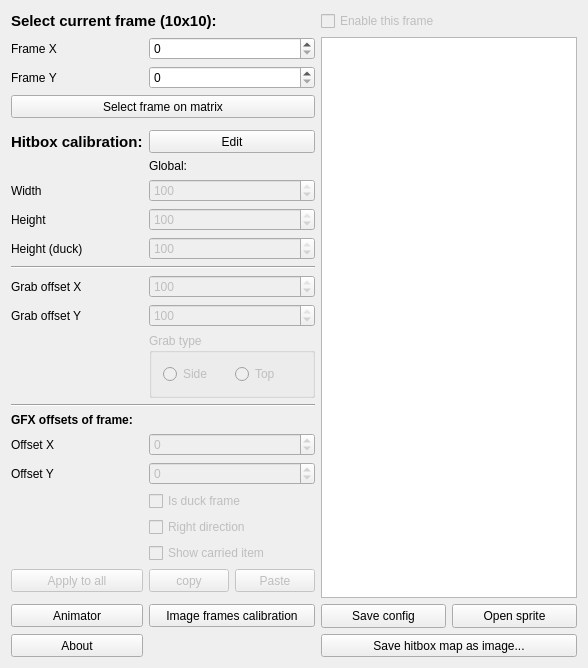
Before: the Qt Designer form PlayableCalibrator/calibrationmain.ui in WohlSoft/Moondust-Project, drawn with Qt 5.
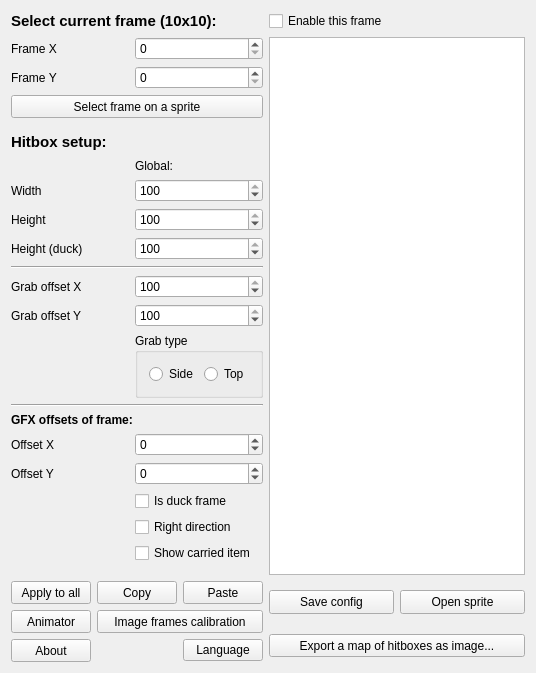
After: the same form once the commit is applied. Icons and pictures are not drawn.

What changed in the file:
```diff
--- a/PlayableCalibrator/calibrationmain.ui
+++ b/PlayableCalibrator/calibrationmain.ui
@@ -6,13 +6,13 @@
    <rect>
     <x>0</x>
     <y>0</y>
-    <width>629</width>
-    <height>615</height>
+    <width>560</width>
+    <height>696</height>
    </rect>
   </property>
   <property name="minimumSize">
    <size>
-    <width>629</width>
+    <width>560</width>
     <height>528</height>
    </size>
   </property>
@@ -23,26 +23,169 @@
    <iconset resource="_resources/images.qrc">
     <normaloff>:/images/Icon16.png</normaloff>:/images/Icon16.png</iconset>
   </property>
-  <layout class="QGridLayout" name="gridLayout" columnstretch="10,5,5,40,40">
+  <layout class="QGridLayout" name="gridLayout" columnstretch="10,0,0,0,0">
    <property name="sizeConstraint">
     <enum>QLayout::SetFixedSize</enum>
    </property>
-   <item row="11" column="1" colspan="2">
-    <widget class="QSpinBox" name="Height">
+   <item row="20" column="1" colspan="2">
+    <widget class="QSpinBox" name="OffsetY">
      <property name="enabled">
-      <bool>false</bool>
+      <bool>true</bool>
      </property>
      <property name="toolTip">
       <string>Nornal height of player's collision box (hitbox)</string>
      </property>
+     <property name="minimum">
+      <number>-100</number>
+     </property>
      <property name="maximum">
       <number>100</number>
      </property>
+    </widget>
+   </item>
+   <item row="15" column="1" colspan="2">
+    <widget class="QSpinBox" name="grabOffsetY">
+     <property name="enabled">
+      <bool>true</bool>
+     </property>
+     <property name="toolTip">
+      <string>Offset relative to middle of player's height</string>
+     </property>
+     <property name="minimum">
+      <number>-100</number>
+     </property>
+     <property name="maximum">
+      <number>100</number>
+     </property>
      <property name="value">
       <number>100</number>
      </property>
     </widget>
    </item>
+   <item row="4" column="3" rowspan="23" colspan="2">
+    <widget class="QGraphicsView" name="PreviewGraph"/>
+   </item>
+   <item row="12" column="1" colspan="2">
+    <widget class="QSpinBox" name="Height_duck">
+     <property name="enabled">
+      <bool>true</bool>
+     </property>
+     <property name="toolTip">
+      <string>Duck height of player's collision box (hitbox)</string>
+     </property>
+     <property name="maximum">
+      <number>100</number>
+     </property>
+     <property name="value">
+      <number>100</number>
+     </property>
+    </widget>
+   </item>
+   <item row="16" column="1" colspan="2">
+    <widget class="QGroupBox" name="grabType">
+     <property name="enabled">
+      <bool>true</bool>
+     </property>
+     <property name="title">
+      <string>Grab type</string>
+     </property>
+     <layout class="QGridLayout" name="gridLayout_2">
+      <item row="0" column="0">
+       <widget class="QRadioButton" name="grabSide">
+        <property name="text">
+         <string>Side</string>
+        </property>
+       </widget>
+      </item>
+      <item row="0" column="1">
+       <widget class="QRadioButton" name="grabTop">
+        <property name="text">
+         <string>Top</string>
+        </property>
+       </widget>
+      </item>
+     </layout>
+    </widget>
+   </item>
+   <item row="18" column="0" colspan="3">
+    <widget class="QLabel" name="label_9">
+     <property name="font">
+      <font>
+       <weight>75</weight>
+       <bold>true</bold>
+      </font>
+     </property>
+     <property name="text">
+      <string>GFX offsets of frame:</string>
+     </property>
+    </widget>
+   </item>
+   <item row="22" column="1" colspan="2">
+    <widget class="QCheckBox" name="isRightDirect">
+     <property name="enabled">
+      <bool>true</bool>
+     </property>
+     <property name="toolTip">
+      <string>If this flag enabled, grabbed item will be offset relative to the left side of the hitbox. Else grabbed item will be offset relative to the right side of the hitbox.</string>
+     </property>
+     <property name="text">
+      <string>Right direction</string>
+     </property>
+    </widget>
+   </item>
+   <item row="19" column="0">
+    <widget class="QLabel" name="label_3">
+     <property name="text">
+      <string>Offset X</string>
+     </property>
+    </widget>
+   </item>
+   <item row="0" column="3" colspan="2">
+    <widget class="QCheckBox" name="EnableFrame">
+     <property name="enabled">
+      <bool>true</bool>
+     </property>
+     <property name="minimumSize">
+      <size>
+       <width>237</width>
+       <height>0</height>
+      </size>
+     </property>
+     <property name="toolTip">
+      <string>Enabling this frame. If this frame disabled, it will not be saved into your config file.</string>
+     </property>
+     <property name="text">
+      <string>Enable this frame</string>
+     </property>
+    </widget>
+   </item>
+   <item row="17" column="0" colspan="3">
+    <widget class="Line" name="line_2">
+     <property name="orientation">
+      <enum>Qt::Horizontal</enum>
+     </property>
+    </widget>
+   </item>
+   <item row="12" column="0">
+    <widget class="QLabel" name="label_11">
+     <property name="text">
+      <string>Height (duck)</string>
+     </property>
+    </widget>
+   </item>
+   <item row="21" column="1" colspan="2">
+    <widget class="QCheckBox" name="isDuckFrame">
+     <property name="enabled">
+      <bool>true</bool>
+     </property>
+     <property name="toolTip">
+      <string>Apply duck height to this frame</string>
+     </property>
+     <property name="text">
+      <string>Is duck frame</string>
+     </property>
+    </widget>
+   </item>
    <item row="11" column="0">
     <widget class="QLabel" name="label">
      <property name="text">
@@ -50,10 +193,52 @@
      </property>
     </widget>
    </item>
+   <item row="15" column="0">
+    <widget class="QLabel" name="label_13">
+     <property name="text">
+      <string>Grab offset Y</string>
+     </property>
+    </widget>
+   </item>
+   <item row="13" column="0" colspan="3">
+    <widget class="Line" name="line">
+     <property name="orientation">
+      <enum>Qt::Horizontal</enum>
+     </property>
+    </widget>
+   </item>
+   <item row="5" column="1" colspan="2">
+    <widget class="QSpinBox" name="FrameY">
+     <property name="minimumSize">
+      <size>
+       <width>0</width>
+       <height>20</height>
+      </size>
+     </property>
+     <property name="maximum">
+      <number>9</number>
+     </property>
+    </widget>
+   </item>
+   <item row="0" column="0" colspan="3">
+    <widget class="QLabel" name="label_7">
+     <property name="font">
+      <font>
+       <family>Liberation Sans</family>
+       <pointsize>11</pointsize>
+       <weight>75</weight>
+       <bold>true</bold>
+      </font>
+     </property>
+     <property name="text">
+      <string>Select current frame (10x10):</string>
+     </property>
+    </widget>
+   </item>
    <item row="14" column="1" colspan="2">
     <widget class="QSpinBox" name="grabOffsetX">
      <property name="enabled">
-      <bool>false</bool>
+      <bool>true</bool>
      </property>
      <property name="toolTip">
       <string>Offset relative to player's back (don't forget to set left or right direction to define source side)</string>
@@ -69,6 +254,85 @@
      </property>
     </widget>
    </item>
+   <item row="4" column="0">
+    <widget class="QLabel" name="label_5">
+     <property name="text">
+      <string>Frame X</string>
+     </property>
+    </widget>
+   </item>
+   <item row="28" column="3" colspan="2">
+    <widget class="QPushButton" name="MakeTemplateB">
+     <property name="minimumSize">
+      <size>
+       <width>0</width>
+       <height>23</height>
+      </size>
+     </property>
+     <property name="toolTip">
+      <string>Useful for tests or sprites creation from the scratch</string>
+     </property>
+     <property name="text">
+      <string>Export a map of hitboxes as image...</string>
+     </property>
+    </widget>
+   </item>
+   <item row="27" column="4">
+    <widget class="QPushButton" name="OpenSprite">
+     <property name="minimumSize">
+      <size>
+       <width>0</width>
+       <height>24</height>
+      </size>
+     </property>
+     <property name="text">
+      <string>Open sprite</string>
+     </property>
+     <property name="icon">
+      <iconset resource="../Editor/_resources/editor.qrc">
+       <normaloff>:/images/open.png</normaloff>:/images/open.png</iconset>
+     </property>
+    </widget>
+   </item>
+   <item row="5" column="0">
+    <widget class="QLabel" name="label_6">
+     <property name="text">
+      <string>Frame Y</string>
+     </property>
+    </widget>
+   </item>
+   <item row="6" column="0" colspan="3">
+    <widget class="QPushButton" name="Matrix">
+     <property name="minimumSize">
+      <size>
+       <width>0</width>
+       <height>23</height>
+      </size>
+     </property>
+     <property name="toolTip">
+      <string>Interactive selection of frame</string>
+     </property>
+     <property name="text">
+      <string>Select frame on a sprite</string>
+     </property>
+    </widget>
+   </item>
+   <item row="24" column="0" colspan="3">
+    <spacer name="verticalSpacer">
+     <property name="orientation">
+      <enum>Qt::Vertical</enum>
+     </property>
+     <property name="sizeType">
+      <enum>QSizePolicy::MinimumExpanding</enum>
+     </property>
+     <property name="sizeHint" stdset="0">
+      <size>
+       <width>0</width>
+       <height>0</height>
+      </size>
+     </property>
+    </spacer>
+   </item>
    <item row="10" column="0">
     <widget class="QLabel" name="label_2">
      <property name="text">
@@ -76,29 +340,6 @@
      </property>
     </widget>
    </item>
-   <item row="10" column="1" colspan="2">
-    <widget class="QSpinBox" name="Width">
-     <property name="enabled">
-      <bool>false</bool>
-     </property>
-     <property name="toolTip">
-      <string>Width of player's collision box (hitbox)</string>
-     </property>
-     <property name="maximum">
-      <number>100</number>
-     </property>
-     <property name="value">
-      <number>100</number>
-     </property>
-    </widget>
-   </item>
-   <item row="15" column="0">
-    <widget class="QLabel" name="label_13">
-     <property name="text">
-      <string>Grab offset Y</string>
-     </property>
-    </widget>
-   </item>
    <item row="4" column="1" colspan="2">
     <widget class="QSpinBox" name="FrameX">
      <property name="minimumSize">
@@ -112,34 +353,6 @@
      </property>
     </widget>
    </item>
-   <item row="0" column="0" colspan="3">
-    <widget class="QLabel" name="label_7">
-     <property name="font">
-      <font>
-       <family>Liberation Sans</family>
-       <pointsize>11</pointsize>
-       <weight>75</weight>
-       <bold>true</bold>
-      </font>
-     </property>
-     <property name="text">
-      <string>Select current frame (10x10):</string>
-     </property>
-    </widget>
-   </item>
-   <item row="18" column="0" colspan="3">
-    <widget class="QLabel" name="label_9">
-     <property name="font">
-      <font>
-       <weight>75</weight>
-       <bold>true</bold>
-      </font>
-     </property>
-     <property name="text">
-      <string>GFX offsets of frame:</string>
-     </property>
-    </widget>
-   </item>
    <item row="14" column="0">
     <widget class="QLabel" name="label_12">
      <property name="text">
@@ -154,175 +367,10 @@
      </property>
     </widget>
    </item>
-   <item row="26" column="3">
-    <widget class="QPushButton" name="SaveConfigButton">
-     <property name="minimumSize">
-      <size>
-       <width>0</width>
-       <height>24</height>
-      </size>
-     </property>
-     <property name="text">
-      <string>Save config</string>
-     </property>
-     <property name="icon">
-      <iconset resource="_resources/images.qrc">
-       <normaloff>:/images/save.png</normaloff>:/images/save.png</iconset>
-     </property>
-    </widget>
-   </item>
-   <item row="17" column="0" colspan="3">
-    <widget class="Line" name="line_2">
-     <property name="orientation">
-      <enum>Qt::Horizontal</enum>
-     </property>
-    </widget>
-   </item>
-   <item row="13" column="0" colspan="3">
-    <widget class="Line" name="line">
-     <property name="orientation">
-      <enum>Qt::Horizontal</enum>
-     </property>
-    </widget>
-   </item>
-   <item row="27" column="0">
-    <widget class="QPushButton" name="AboutButton">
-     <property name="minimumSize">
-      <size>
-       <width>0</width>
-       <height>23</height>
-      </size>
-     </property>
-     <property name="text">
-      <string>About</string>
-     </property>
-    </widget>
-   </item>
-   <item row="0" column="3" colspan="2">
-    <widget class="QCheckBox" name="EnableFrame">
-     <property name="enabled">
-      <bool>false</bool>
-     </property>
-     <property name="minimumSize">
-      <size>
-       <width>237</width>
-       <height>0</height>
-      </size>
-     </property>
-     <property name="toolTip">
-      <string>Enabling this frame. If this frame disabled, it will not be saved into your config file.</string>
-     </property>
-     <property name="text">
-      <string>Enable this frame</string>
-     </property>
-    </widget>
-   </item>
-   <item row="22" column="1" colspan="2">
-    <widget class="QCheckBox" name="isRightDirect">
-     <property name="enabled">
-      <bool>false</bool>
-     </property>
-     <property name="toolTip">
-      <string>If this flag enabled, grabbed item will be offseted relative to left side of hitbox.
-Else grabbed item will be offseted relative to right side of hitbix</string>
-     </property>
-     <property name="text">
-      <string>Right direction</string>
-     </property>
-    </widget>
-   </item>
-   <item row="5" column="0">
-    <widget class="QLabel" name="label_6">
-     <property name="text">
-      <string>Frame Y</string>
-     </property>
-    </widget>
-   </item>
-   <item row="27" column="3" colspan="2">
-    <widget class="QPushButton" name="MakeTemplateB">
-     <property name="minimumSize">
-      <size>
-       <width>0</width>
-       <height>23</height>
-      </size>
-     </property>
-     <property name="toolTip">
-      <string>Useful for tests or for cration from scratch</string>
-     </property>
-     <property name="text">
-      <string>Save hitbox map as image...</string>
-     </property>
-    </widget>
-   </item>
-   <item row="26" column="4">
-    <widget class="QPushButton" name="OpenSprite">
-     <property name="minimumSize">
-      <size>
-       <width>0</width>
-       <height>24</height>
-      </size>
-     </property>
-     <property name="text">
-      <string>Open sprite</string>
-     </property>
-     <property name="icon">
-      <iconset resource="_resources/images.qrc">
-       <normaloff>:/images/open.png</normaloff>:/images/open.png</iconset>
-     </property>
-    </widget>
-   </item>
-   <item row="26" column="1" colspan="2">
-    <widget class="QPushButton" name="calibrateImage">
-     <property name="minimumSize">
-      <size>
-       <width>0</width>
-       <height>23</height>
-      </size>
-     </property>
-     <property name="toolTip">
-      <string>Calibrating frames relative to exists physics (useful for SMBX where you can't edit physics)</string>
-     </property>
-     <property name="text">
-      <string>Image frames calibration</string>
-     </property>
-    </widget>
-   </item>
-   <item row="6" column="0" colspan="3">
-    <widget class="QPushButton" name="Matrix">
-     <property name="minimumSize">
-      <size>
-       <width>0</width>
-       <height>23</height>
-      </size>
-     </property>
-     <property name="toolTip">
-      <string>Interactive selection of frame</string>
-     </property>
-     <property name="text">
-      <string>Select frame on matrix</string>
-     </property>
-    </widget>
-   </item>
-   <item row="8" column="1" colspan="2">
-    <widget class="QPushButton" name="editSizes">
-     <property name="minimumSize">
-      <size>
-       <width>0</width>
-       <height>23</height>
-      </size>
-     </property>
-     <property name="text">
-      <string>Edit</string>
-     </property>
-    </widget>
-   </item>
-   <item row="4" column="3" rowspan="22" colspan="2">
-    <widget class="QGraphicsView" name="PreviewGraph"/>
-   </item>
    <item row="23" column="1" colspan="2">
     <widget class="QCheckBox" name="showGrabItem">
      <property name="enabled">
-      <bool>false</bool>
+      <bool>true</bool>
      </property>
      <property name="toolTip">
       <string>Enable displaying of grabbed item corner</string>
@@ -332,78 +380,6 @@
      </property>
     </widget>
    </item>
-   <item row="21" column="1" colspan="2">
-    <widget class="QCheckBox" name="isDuckFrame">
-     <property name="enabled">
-      <bool>false</bool>
-     </property>
-     <property name="toolTip">
-      <string>Apply duck height to this frame</string>
-     </property>
-     <property name="text">
-      <string>Is duck frame</string>
-     </property>
-    </widget>
-   </item>
-   <item row="5" column="1" colspan="2">
-    <widget class="QSpinBox" name="FrameY">
-     <property name="minimumSize">
-      <size>
-       <width>0</width>
-       <height>20</height>
-      </size>
-     </property>
-     <property name="maximum">
-      <number>9</number>
-     </property>
-    </widget>
-   </item>
-   <item row="19" column="0">
-    <widget class="QLabel" name="label_3">
-     <property name="text">
-      <string>Offset X</string>
-     </property>
-    </widget>
-   </item>
-   <item row="20" column="1" colspan="2">
-    <widget class="QSpinBox" name="OffsetY">
-     <property name="enabled">
-      <bool>false</bool>
-     </property>
-     <property name="toolTip">
-      <string>Vertical offset of hitbox relative to top side of frame</string>
-     </property>
-     <property name="minimum">
-      <number>-100</number>
-     </property>
-     <property name="maximum">
-      <number>100</number>
-     </property>
-    </widget>
-   </item>
-   <item row="19" column="1" colspan="2">
-    <widget class="QSpinBox" name="OffsetX">
-     <property name="enabled">
-      <bool>false</bool>
-     </property>
-     <property name="toolTip">
-      <string>Horisontal offset of hitbox relative to left side of frame</string>
-     </property>
-     <property name="minimum">
-      <number>-100</number>
-     </property>
-     <property name="maximum">
-      <number>100</number>
-     </property>
-    </widget>
-   </item>
-   <item row="4" column="0">
-    <widget class="QLabel" name="label_5">
-     <property name="text">
-      <string>Frame X</string>
-     </property>
-    </widget>
-   </item>
    <item row="20" column="0">
     <widget class="QLabel" name="label_4">
      <property name="text">
@@ -411,20 +387,45 @@
      </property>
     </widget>
    </item>
-   <item row="12" column="0">
-    <widget class="QLabel" name="label_11">
-     <property name="text">
-      <string>Height (duck)</string>
+   <item row="11" column="1" colspan="2">
+    <widget class="QSpinBox" name="Height">
+     <property name="enabled">
+      <bool>true</bool>
      </property>
+     <property name="toolTip">
+      <string>Normal height of player's collision box (hitbox)</string>
+     </property>
+     <property name="maximum">
+      <number>100</number>
+     </property>
+     <property name="value">
+      <number>100</number>
+     </property>
     </widget>
    </item>
-   <item row="15" column="1" colspan="2">
-    <widget class="QSpinBox" name="grabOffsetY">
+   <item row="10" column="1" colspan="2">
+    <widget class="QSpinBox" name="Width">
      <property name="enabled">
-      <bool>false</bool>
+      <bool>true</bool>
      </property>
      <property name="toolTip">
-      <string>Offset relative to middle of player's height</string>
+      <string>Width of player's collision box (hitbox)</string>
+     </property>
+     <property name="maximum">
+      <number>100</number>
+     </property>
+     <property name="value">
+      <number>100</number>
+     </property>
+    </widget>
+   </item>
+   <item row="19" column="1" colspan="2">
+    <widget class="QSpinBox" name="OffsetX">
+     <property name="enabled">
+      <bool>true</bool>
+     </property>
+     <property name="toolTip">
+      <string>Horisontal offset of hitbox relative to left side of frame</string>
      </property>
      <property name="minimum">
       <number>-100</number>
@@ -432,31 +433,155 @@
      <property name="maximum">
       <number>100</number>
      </property>
-     <property name="value">
-      <number>100</number>
-     </property>
     </widget>
    </item>
-   <item row="24" column="1">
-    <widget class="QPushButton" name="CopyButton">
-     <property name="enabled">
-      <bool>false</bool>
-     </property>
+   <item row="27" column="3">
+    <widget class="QPushButton" name="SaveConfigButton">
      <property name="minimumSize">
       <size>
        <width>0</width>
-       <height>23</height>
+       <height>24</height>
       </size>
      </property>
      <property name="toolTip">
       <string>Copy this frame into internal clipboard</string>
      </property>
      <property name="text">
-      <string>copy</string>
+      <string>Save config</string>
      </property>
     </widget>
    </item>
-   <item row="8" column="0">
+   <item row="27" column="0" rowspan="2" colspan="3">
+    <widget class="QFrame" name="frame">
+     <property name="frameShape">
+      <enum>QFrame::NoFrame</enum>
+     </property>
+     <property name="frameShadow">
+      <enum>QFrame::Raised</enum>
+     </property>
+     <layout class="QGridLayout" name="gridLayout_3">
+      <property name="leftMargin">
+       <number>0</number>
+      </property>
+      <property name="topMargin">
+       <number>0</number>
+      </property>
+      <property name="rightMargin">
+       <number>0</number>
+      </property>
+      <property name="bottomMargin">
+       <number>0</number>
+      </property>
+      <item row="0" column="0">
+       <widget class="QPushButton" name="applyToAll">
+        <property name="enabled">
+         <bool>true</bool>
+        </property>
+        <property name="minimumSize">
+         <size>
+          <width>0</width>
+          <height>23</height>
+         </size>
+        </property>
+        <property name="text">
+         <string>Apply to all</string>
+        </property>
+       </widget>
+      </item>
+      <item row="0" column="1">
+       <widget class="QPushButton" name="CopyButton">
+        <property name="enabled">
+         <bool>true</bool>
+        </property>
+        <property name="minimumSize">
+         <size>
+          <width>0</width>
+          <height>23</height>
+         </size>
+        </property>
+        <property name="toolTip">
+         <string>Copy this frame into internal clipboard</string>
+        </property>
+        <property name="text">
+         <string>Copy</string>
+        </property>
+       </widget>
+      </item>
+      <item row="0" column="2">
+       <widget class="QPushButton" name="PasteButton">
+        <property name="enabled">
+         <bool>true</bool>
+        </property>
+        <property name="minimumSize">
+         <size>
+          <width>0</width>
+          <height>23</height>
+         </size>
+        </property>
+        <property name="toolTip">
+         <string>Paste from internal clipboard</string>
+        </property>
+        <property name="text">
+         <string>Paste</string>
+        </property>
+       </widget>
+      </item>
+      <item row="1" column="0">
+       <widget class="QPushButton" name="AnimatorButton">
+        <property name="minimumSize">
+         <size>
+          <width>0</width>
+          <height>23</height>
+         </size>
+        </property>
+        <property name="toolTip">
+         <string>Edit animations set</string>
+        </property>
+        <property name="text">
+         <string>Animator</string>
+        </property>
+       </widget>
+      </item>
+      <item row="2" column="0">
+       <widget class="QPushButton" name="AboutButton">
+        <property name="minimumSize">
+         <size>
+          <width>0</width>
+          <height>23</height>
+         </size>
+        </property>
+        <property name="text">
+         <string>About</string>
+        </property>
+       </widget>
+      </item>
+      <item row="1" column="1" colspan="2">
+       <widget class="QPushButton" name="calibrateImage">
+        <property name="minimumSize">
+         <size>
+          <width>0</width>
+          <height>23</height>
+         </size>
+        </property>
+        <property name="toolTip">
+         <string>Calibrating frames relative to exists physics (useful for old SMBX where you can't edit physics)</string>
+        </property>
+        <property name="text">
+         <string>Image frames calibration</string>
+        </property>
+       </widget>
+      </item>
+      <item row="2" column="2">
+       <widget class="QPushButton" name="language">
+        <property name="text">
+         <string>Language</string>
+        </property>
+       </widget>
+      </item>
+     </layout>
+    </widget>
+   </item>
+   <item row="8" column="0" colspan="3">
     <widget class="QLabel" name="label_8">
      <property name="minimumSize">
       <size>
@@ -473,109 +598,10 @@
       </font>
      </property>
      <property name="text">
-      <string>Hitbox calibration:</string>
+      <string>Hitbox setup:</string>
      </property>
     </widget>
    </item>
-   <item row="24" column="0">
-    <widget class="QPushButton" name="applyToAll">
-     <property name="enabled">
-      <bool>false</bool>
-     </property>
-     <property name="minimumSize">
-      <size>
-       <width>0</width>
-       <height>23</height>
-      </size>
-     </property>
-     <property name="text">
-      <string>Apply to all</string>
-     </property>
-    </widget>
-   </item>
-   <item row="12" column="1" colspan="2">
-    <widget class="QSpinBox" name="Height_duck">
-     <property name="enabled">
-      <bool>false</bool>
-     </property>
-     <property name="toolTip">
-      <string>Duck height of player's collision box (hitbox)</string>
-     </property>
-     <property name="maximum">
-      <number>100</number>
-     </property>
-     <property name="value">
-      <number>100</number>
-     </property>
-    </widget>
-   </item>
-   <item row="24" column="2">
-    <widget class="QPushButton" name="PasteButton">
-     <property name="enabled">
-      <bool>false</bool>
-     </property>
-     <property name="minimumSize">
-      <size>
-       <width>0</width>
-       <height>23</height>
-      </size>
-     </property>
-     <property name="toolTip">
-      <string>Paste from internal clipboard</string>
-     </property>
-     <property name="text">
-      <string>Paste</string>
-     </property>
-    </widget>
-   </item>
-   <item row="26" column="0">
-    <widget class="QPushButton" name="AnimatorButton">
-     <property name="minimumSize">
-      <size>
-       <width>0</width>
-       <height>23</height>
-      </size>
-     </property>
-     <property name="toolTip">
-      <string>Edit animations set</string>
-     </property>
-     <property name="text">
-      <string>Animator</string>
-     </property>
-    </widget>
-   </item>
-   <item row="16" column="1" colspan="2">
-    <widget class="QGroupBox" name="grabType">
-     <property name="enabled">
-      <bool>false</bool>
-     </property>
-     <property name="minimumSize">
-      <size>
-       <width>0</width>
-       <height>50</height>
-      </size>
-     </property>
-     <property name="title">
-      <string>Grab type</string>
-     </property>
-     <layout class="QGridLayout" name="gridLayout_2">
-      <item row="0" column="0">
-       <widget class="QRadioButton" name="grabSide">
-        <property name="text">
-         <string>Side</string>
-        </property>
-       </widget>
-      </item>
-      <item row="0" column="1">
-       <widget class="QRadioButton" name="grabTop">
-        <property name="text">
-         <string>Top</string>
-        </property>
-       </widget>
-      </item>
-     </layout>
-    </widget>
-   </item>
   </layout>
  </widget>
  <layoutdefault spacing="6" margin="11"/>
```
Left out of the diff: 10 changed lines with no effect on the pictures.
